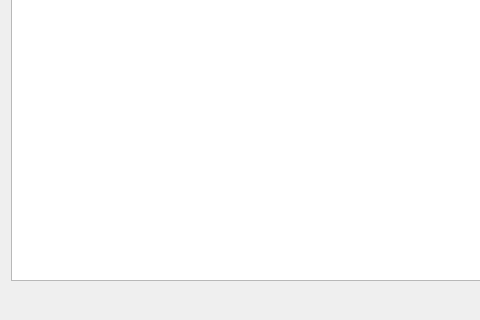
Above: src/filtersconfig.ui from jarridgraham/QtTail before the change; both pictures show x 0 to 480 and y 489 to 809 of the 1036 by 809 pixel window. Below: the same form after it.
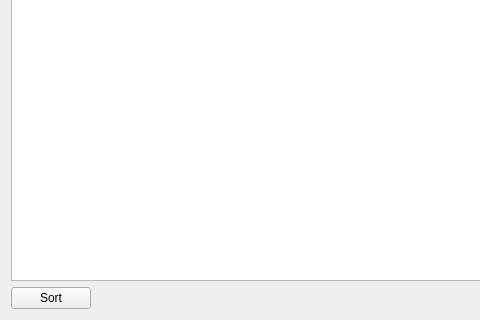
That is the form after the change.

Patch:
```diff
--- a/src/filtersconfig.ui
+++ b/src/filtersconfig.ui
@@ -24,6 +24,13 @@
      </item>
      <item>
       <layout class="QHBoxLayout" name="horizontalLayout_3">
+       <item>
+        <widget class="QPushButton" name="pbSort">
+         <property name="text">
+          <string>Sort</string>
+         </property>
+        </widget>
+       </item>
        <item>
         <spacer name="horizontalSpacer">
          <property name="orientation">
```
